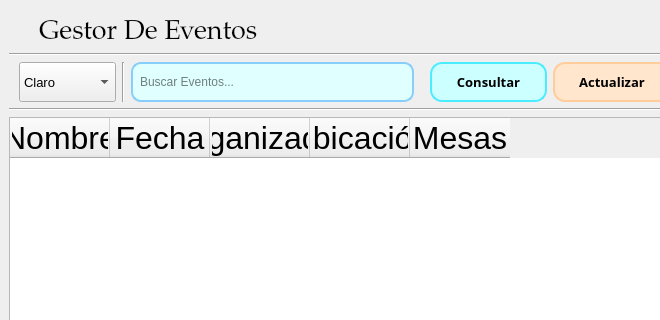
The window that src/ui/PantallaPrincipal.ui (IvanJesusCorbalanPascual/Gestor-de-Eventos) describes before a commit, drawn with Qt 5; both pictures show x 0 to 660 and y 0 to 320 of the 936 by 467 pixel window.
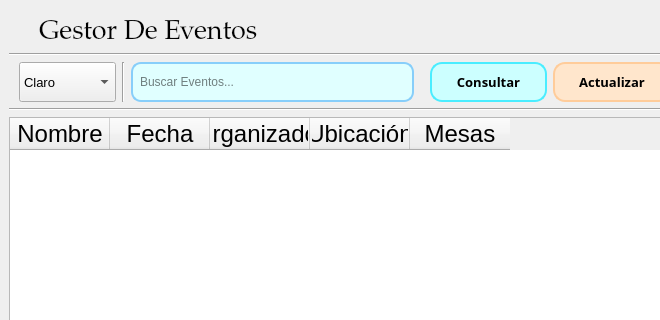
The same window after the commit. Icons and pictures are not drawn.

The edit to the form file:
```diff
--- a/src/ui/PantallaPrincipal.ui
+++ b/src/ui/PantallaPrincipal.ui
@@ -342,7 +342,7 @@
       <property name="font">
        <font>
         <family>MS Shell Dlg 2</family>
-        <pointsize>24</pointsize>
+        <pointsize>18</pointsize>
        </font>
       </property>
       <property name="styleSheet">
```
